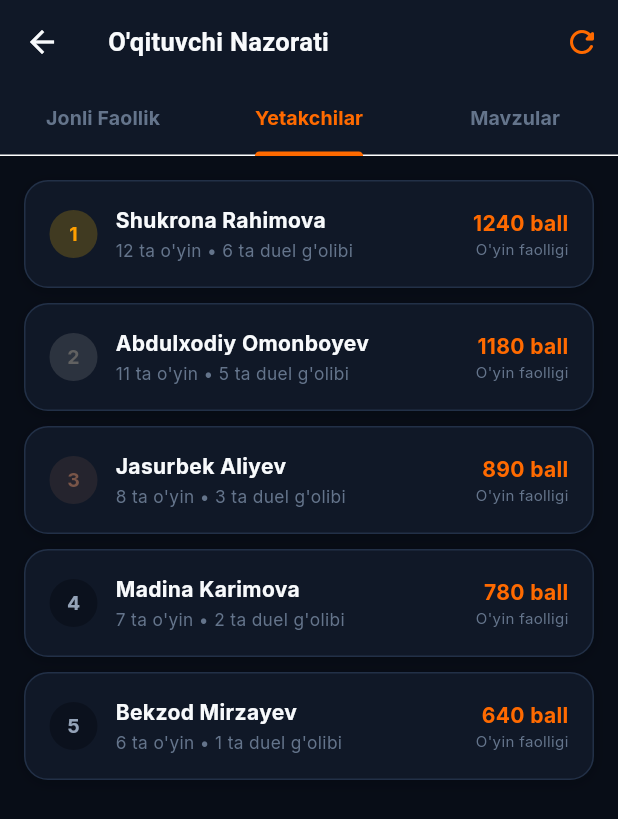
After one commit to AbdulhodiyOmonboyev/Abdora-ai, a Flutter app: the TeacherMonitorScreen screen opened directly, tab 2 chosen, after a tap on the "refresh" icon, on a phone screen of 412 x 824 dp. The commit adds this screen. Shown: the top 819 px of the screen. Run offline on Flutter 3.47's test engine with Material 3 defaults, Android fonts, the phone set to English and light mode, and no system bars; our stand-ins replace dio, flutter_animate, google_fonts, shared_preferences; accounts and stored records are empty; network calls fail.

Commit message:
feat(monitoring): oqtuvchi uchun talabalar oyin va bellashuv faolligi monitoringi

```diff
--- a/abdora_mobile/lib/core/api/endpoints.dart
+++ b/abdora_mobile/lib/core/api/endpoints.dart
@@ -41,4 +41,6 @@ class Endpoints {
   static const String certificates = '/student/certificates';
   static const String notifications = '/analytics/notifications';
   static const String markNotificationsRead = '/analytics/notifications/read';
+  static const String gameActivity = '/analytics/game-activity';
+  static const String teacherGameActivities = '/analytics/teacher/game-activities';
 }
--- /dev/null
+++ b/abdora_mobile/lib/screens/student/teacher_monitor_screen.dart
@@ -0,0 +1,589 @@
+import 'package:flutter/material.dart';
+import 'package:provider/provider.dart';
+import '../../core/api/api_client.dart';
+import '../../core/api/endpoints.dart';
+import '../../core/constants/app_colors.dart';
+import '../../providers/student_provider.dart';
+import '../../widgets/glass_card.dart';
+
+class TeacherMonitorScreen extends StatefulWidget {
+  const TeacherMonitorScreen({super.key});
+
+  @override
+  State<TeacherMonitorScreen> createState() => _TeacherMonitorScreenState();
+}
+
+class _TeacherMonitorScreenState extends State<TeacherMonitorScreen> with SingleTickerProviderStateMixin {
+  late TabController _tabController;
+  bool _isLoading = true;
+  String _selectedFilter = 'Barchasi'; // Barchasi, Juftliklar, Blitz, Duellar
+
+  // O'quvchilar faolligi ma'lumotlari
+  List<Map<String, dynamic>> _activities = [];
+  Map<String, dynamic> _summary = {
+    'totalGames': 0,
+    'totalDuels': 0,
+    'avgScore': 0,
+    'totalStudents': 0,
+  };
+  List<Map<String, dynamic>> _topLearners = [];
+
+  final List<String> _filterTabs = ['Barchasi', 'Juftliklar', 'Blitz', 'Duellar'];
+
+  @override
+  void initState() {
+    super.initState();
+    _tabController = TabController(length: 3, vsync: this);
+    _fetchGameActivities();
+  }
+
+  @override
+  void dispose() {
+    _tabController.dispose();
+    super.dispose();
+  }
+
+  Future<void> _fetchGameActivities() async {
+    setState(() => _isLoading = true);
+
+    try {
+      final res = await ApiClient().dio.get(Endpoints.teacherGameActivities);
+      if (res.statusCode == 200 && res.data != null) {
+        final data = res.data['data'] ?? res.data;
+        if (mounted) {
+          setState(() {
+            _summary = data['summary'] ?? _summary;
+            _activities = List<Map<String, dynamic>>.from(data['recentActivities'] ?? []);
+            _topLearners = List<Map<String, dynamic>>.from(data['topLearners'] ?? []);
+            _isLoading = false;
+          });
+          return;
+        }
+      }
+    } catch (_) {}
+
+    // Serverdan olinmasa yoki oflayn bo'lsa, namunaviy guruh ma'lumotlari bilan to'ldiramiz
+    if (mounted) {
+      _loadFallbackData();
+    }
+  }
+
+  void _loadFallbackData() {
+    setState(() {
+      _summary = {
+        'totalGames': 38,
+        'totalDuels': 14,
+        'avgScore': 86,
+        'totalStudents': 8,
+      };
+
+      _activities = [
+        {
+          'studentName': 'Abdulxodiy Omonboyev',
+          'groupName': 'Biologiya Chuqurlashtirilgan',
+          'topicTitle': 'Lam bilan lan ning farqi (Arab tili)',
+          'gameType': 'Juftliklar',
+          'mode': 'duel',
+          'opponentName': 'Shukrona Rahimova',
+          'isWon': true,
+          'score': 125,
+          'duration': 42,
+          'createdAt': DateTime.now().subtract(const Duration(minutes: 12)).toIso8601String(),
+        },
+        {
+          'studentName': 'Shukrona Rahimova',
+          'groupName': 'Biologiya Chuqurlashtirilgan',
+          'topicTitle': 'Sitologiya — Hujayra organoidlari',
+          'gameType': 'Blitz Sprint',
+          'mode': 'solo',
+          'score': 110,
+          'duration': 55,
+          'createdAt': DateTime.now().subtract(const Duration(hours: 1, minutes: 5)).toIso8601String(),
+        },
+        {
+          'studentName': 'Jasurbek Aliyev',
+          'groupName': 'Biologiya Chuqurlashtirilgan',
+          'topicTitle': 'Moddalar almashinuvi va ATF sintezi',
+          'gameType': 'Xotira',
+          'mode': 'solo',
+          'score': 95,
+          'duration': 68,
+          'createdAt': DateTime.now().subtract(const Duration(hours: 2, minutes: 30)).toIso8601String(),
+        },
+        {
+          'studentName': 'Madina Karimova',
+          'groupName': 'Biologiya Chuqurlashtirilgan',
+          'topicTitle': 'Fotosintez va xemosintez',
+          'gameType': 'Juftliklar',
+          'mode': 'duel',
+          'opponentName': 'Bekzod Mirzayev',
+          'isWon': true,
+          'score': 105,
+          'duration': 48,
+          'createdAt': DateTime.now().subtract(const Duration(hours: 4)).toIso8601String(),
+        },
+        {
+          'studentName': 'Bekzod Mirzayev',
+          'groupName': 'Biologiya Chuqurlashtirilgan',
+          'topicTitle': 'Genetika qonuniyatlari',
+          'gameType': 'Blitz Sprint',
+          'mode': 'solo',
+          'score': 85,
+          'duration': 60,
+          'createdAt': DateTime.now().subtract(const Duration(hours: 6)).toIso8601String(),
+        },
+        {
+          'studentName': 'Dildora Yusupova',
+          'groupName': 'Biologiya Chuqurlashtirilgan',
+          'topicTitle': 'Seleksiya va biotexnologiya asoslari',
+          'gameType': 'Juftliklar',
+          'mode': 'solo',
+          'score': 90,
+          'duration': 50,
+          'createdAt': DateTime.now().subtract(const Duration(hours: 8)).toIso8601String(),
+        },
+      ];
+
+      _topLearners = [
+        {'name': 'Shukrona Rahimova', 'gamesCount': 12, 'duelsWon': 6, 'totalGameScore': 1240, 'xp': 2850},
+        {'name': 'Abdulxodiy Omonboyev', 'gamesCount': 11, 'duelsWon': 5, 'totalGameScore': 1180, 'xp': 2400},
+        {'name': 'Jasurbek Aliyev', 'gamesCount': 8, 'duelsWon': 3, 'totalGameScore': 890, 'xp': 2150},
+        {'name': 'Madina Karimova', 'gamesCount': 7, 'duelsWon': 2, 'totalGameScore': 780, 'xp': 1980},
+        {'name': 'Bekzod Mirzayev', 'gamesCount': 6, 'duelsWon': 1, 'totalGameScore': 640, 'xp': 1850},
+      ];
+
+      _isLoading = false;
+    });
+  }
+
+  @override
+  Widget build(BuildContext context) {
+    return Scaffold(
+      backgroundColor: AppColors.bg(context),
+      appBar: AppBar(
+        backgroundColor: AppColors.cardBg(context),
+        elevation: 0,
+        title: Text(
+          'O\'qituvchi Nazorati',
+          style: TextStyle(
+            color: AppColors.text1(context),
+            fontWeight: FontWeight.bold,
+            fontSize: 17,
+          ),
+        ),
+        actions: [
+          IconButton(
+            icon: Icon(Icons.refresh_rounded, color: AppColors.of(context)),
+            tooltip: 'Yangilash',
+            onPressed: _fetchGameActivities,
+          ),
+        ],
+        bottom: TabBar(
+          controller: _tabController,
+          indicatorColor: AppColors.of(context),
+          labelColor: AppColors.of(context),
+          unselectedLabelColor: AppColors.textM(context),
+          labelStyle: const TextStyle(fontWeight: FontWeight.bold, fontSize: 13),
+          tabs: const [
+            Tab(text: 'Jonli Faollik'),
+            Tab(text: 'Yetakchilar'),
+            Tab(text: 'Mavzular'),
+          ],
+        ),
+      ),
+      body: _isLoading
+          ? Center(child: CircularProgressIndicator(color: AppColors.of(context)))
+          : RefreshIndicator(
+              onRefresh: _fetchGameActivities,
+              color: AppColors.of(context),
+              child: TabBarView(
+                controller: _tabController,
+                children: [
+                  _buildLiveActivityTab(),
+                  _buildLeaderboardTab(),
+                  _buildTopicMasteryTab(),
+                ],
+              ),
+            ),
+    );
+  }
+
+  // 1. JONLI FAOLLIK TABI
+  Widget _buildLiveActivityTab() {
+    final filtered = _activities.where((a) {
+      if (_selectedFilter == 'Barchasi') return true;
+      if (_selectedFilter == 'Juftliklar') return (a['gameType'] ?? '').toString().contains('Juftlik');
+      if (_selectedFilter == 'Blitz') return (a['gameType'] ?? '').toString().contains('Blitz');
+      if (_selectedFilter == 'Duellar') return a['mode'] == 'duel';
+      return true;
+    }).toList();
+
+    return SingleChildScrollView(
+      physics: const AlwaysScrollableScrollPhysics(),
+      padding: const EdgeInsets.all(16),
+      child: Column(
+        crossAxisAlignment: CrossAxisAlignment.start,
+        children: [
+          // Nazorat xulosasi paneli
+          Row(
+            children: [
+              Expanded(
+                child: _buildMetricCard(
+                  'O\'yinlar soni',
+                  '${_summary['totalGames']}',
+                  Icons.sports_esports_rounded,
+                  AppColors.of(context),
+                ),
+              ),
+              const SizedBox(width: 10),
+              Expanded(
+                child: _buildMetricCard(
+                  'Duellar',
+                  '${_summary['totalDuels']}',
+                  Icons.people_alt_rounded,
+                  const Color(0xFF7C3AED),
+                ),
+              ),
+              const SizedBox(width: 10),
+              Expanded(
+                child: _buildMetricCard(
+                  'O\'rtacha ball',
+                  '${_summary['avgScore']}',
+                  Icons.stars_rounded,
+                  AppColors.success,
+                ),
+              ),
+            ],
+          ),
+          const SizedBox(height: 16),
+
+          // Filtrlash chiplari
+          SingleChildScrollView(
+            scrollDirection: Axis.horizontal,
+            child: Row(
+              children: _filterTabs.map((filter) {
+                final isSelected = _selectedFilter == filter;
+                return Padding(
+                  padding: const EdgeInsets.only(right: 8),
+                  child: ChoiceChip(
+                    label: Text(
+                      filter,
+                      style: TextStyle(
+                        color: isSelected ? Colors.white : AppColors.text2(context),
+                        fontSize: 12,
+                        fontWeight: isSelected ? FontWeight.bold : FontWeight.normal,
+                      ),
+                    ),
+                    selected: isSelected,
+                    selectedColor: AppColors.of(context),
+                    backgroundColor: AppColors.cardBg(context),
+                    onSelected: (_) => setState(() => _selectedFilter = filter),
+                  ),
+                );
+              }).toList(),
+            ),
+          ),
+          const SizedBox(height: 14),
+
+          Text(
+            'O\'quvchilarning so\'nggi o\'yin natijalari (${filtered.length}):',
+            style: TextStyle(color: AppColors.text1(context), fontWeight: FontWeight.bold, fontSize: 14),
+          ),
+          const SizedBox(height: 10),
+
+          // Faolliklar ro'yxati
+          ...filtered.map((act) {
+            final isDuel = act['mode'] == 'duel';
+            final studentName = act['studentName'] ?? 'O\'quvchi';
+            final topic = act['topicTitle'] ?? 'Mavzu';
+            final score = act['score'] ?? 0;
+            final isWon = act['isWon'] == true;
+            final opponent = act['opponentName'];
+
+            return Container(
+              margin: const EdgeInsets.only(bottom: 10),
+              child: GlassCard(
+                child: Column(
+                  crossAxisAlignment: CrossAxisAlignment.start,
+                  children: [
+                    Row(
+                      crossAxisAlignment: CrossAxisAlignment.center,
+                      children: [
+                        CircleAvatar(
+                          radius: 16,
+                          backgroundColor: (isDuel ? const Color(0xFF7C3AED) : AppColors.of(context)).withOpacity(0.15),
+                          child: Text(
+                            studentName.substring(0, 1),
+                            style: TextStyle(
+                              color: isDuel ? const Color(0xFF7C3AED) : AppColors.of(context),
+                              fontWeight: FontWeight.bold,
+                              fontSize: 13,
+                            ),
+                          ),
+                        ),
+                        const SizedBox(width: 10),
+                        Expanded(
+                          child: Column(
+                            crossAxisAlignment: CrossAxisAlignment.start,
+                            children: [
+                              Text(
+                                studentName,
+                                style: TextStyle(color: AppColors.text1(context), fontWeight: FontWeight.bold, fontSize: 13.5),
+                              ),
+                              Text(
+                                isDuel ? 'Guruhdosh bilan bellashuv' : 'Mustaqil o\'rganish (Yakka)',
+                                style: TextStyle(color: AppColors.textM(context), fontSize: 11),
+                              ),
+                            ],
+                          ),
+                        ),
+                        Container(
+                          padding: const EdgeInsets.symmetric(horizontal: 8, vertical: 4),
+                          decoration: BoxDecoration(
+                            color: AppColors.success.withOpacity(0.12),
+                            borderRadius: BorderRadius.circular(8),
+                          ),
+                          child: Text(
+                            '+$score ball',
+                            style: const TextStyle(color: AppColors.success, fontWeight: FontWeight.bold, fontSize: 12),
+                          ),
+                        ),
+                      ],
+                    ),
+                    const SizedBox(height: 10),
+                    Container(
+                      width: double.infinity,
+                      padding: const EdgeInsets.all(10),
+                      decoration: BoxDecoration(
+                        color: AppColors.inputCol(context),
+                        borderRadius: BorderRadius.circular(10),
+                        border: Border.all(color: AppColors.borderCol(context)),
+                      ),
+                      child: Column(
+                        crossAxisAlignment: CrossAxisAlignment.start,
+                        children: [
+                          Row(
+                            children: [
+                              Icon(
+                                isDuel ? Icons.people_alt_rounded : Icons.extension_rounded,
+                                size: 14,
+                                color: AppColors.of(context),
+                              ),
+                              const SizedBox(width: 6),
+                              Expanded(
+                                child: Text(
+                                  topic,
+                                  style: TextStyle(color: AppColors.text1(context), fontWeight: FontWeight.w600, fontSize: 12.5),
+                                  maxLines: 1,
+                                  overflow: TextOverflow.ellipsis,
+                                ),
+                              ),
+                            ],
+                          ),
+                          if (isDuel && opponent != null) ...[
+                            const SizedBox(height: 4),
+                            Text(
+                              'Raqib: $opponent • Natija: ${isWon ? "G'alaba qozondi" : "Teng kurash"}',
+                              style: TextStyle(color: isWon ? AppColors.success : AppColors.text2(context), fontSize: 11.5),
+                            ),
+                          ],
+                        ],
+                      ),
+                    ),
+                  ],
+                ),
+              ),
+            );
+          }),
+        ],
+      ),
+    );
+  }
+
+  // 2. YETAKCHILAR TABI
+  Widget _buildLeaderboardTab() {
+    return ListView.separated(
+      padding: const EdgeInsets.all(16),
+      itemCount: _topLearners.length,
+      separatorBuilder: (_, __) => const SizedBox(height: 10),
+      itemBuilder: (context, index) {
+        final learner = _topLearners[index];
+        final name = learner['name'] ?? '';
+        final games = learner['gamesCount'] ?? 0;
+        final duels = learner['duelsWon'] ?? 0;
+        final score = learner['totalGameScore'] ?? 0;
+
+        return GlassCard(
+          child: Row(
+            children: [
+              Container(
+                width: 32,
+                height: 32,
+                decoration: BoxDecoration(
+                  color: index == 0
+                      ? Colors.amber.withOpacity(0.2)
+                      : index == 1
+                          ? Colors.grey.withOpacity(0.2)
+                          : index == 2
+                              ? Colors.brown.withOpacity(0.2)
+                              : AppColors.inputCol(context),
+                  shape: BoxShape.circle,
+                ),
+                child: Center(
+                  child: Text(
+                    '${index + 1}',
+                    style: TextStyle(
+                      color: index == 0
+                          ? Colors.amber.shade700
+                          : index == 1
+                              ? Colors.grey.shade700
+                              : index == 2
+                                  ? Colors.brown
+                                  : AppColors.text2(context),
+                      fontWeight: FontWeight.bold,
+                      fontSize: 13,
+                    ),
+                  ),
+                ),
+              ),
+              const SizedBox(width: 12),
+              Expanded(
+                child: Column(
+                  crossAxisAlignment: CrossAxisAlignment.start,
+                  children: [
+                    Text(
+                      name,
+                      style: TextStyle(color: AppColors.text1(context), fontWeight: FontWeight.bold, fontSize: 14),
+                    ),
+                    const SizedBox(height: 2),
+                    Text(
+                      '$games ta o\'yin • $duels ta duel g\'olibi',
+                      style: TextStyle(color: AppColors.textM(context), fontSize: 11.5),
+                    ),
+                  ],
+                ),
+              ),
+              Column(
+                crossAxisAlignment: CrossAxisAlignment.end,
+                children: [
+                  Text(
+                    '$score ball',
+                    style: TextStyle(color: AppColors.of(context), fontWeight: FontWeight.bold, fontSize: 14),
+                  ),
+                  Text(
+                    'O\'yin faolligi',
+                    style: TextStyle(color: AppColors.textM(context), fontSize: 10),
+                  ),
+                ],
+              ),
+            ],
+          ),
+        );
+      },
+    );
+  }
+
+  // 3. MAVZULAR BO'YICHA O'ZLASHTIRISH TABI
+  Widget _buildTopicMasteryTab() {
+    final topics = [
+      {'title': 'Sitologiya — Hujayra organoidlari', 'players': 8, 'mastery': 94, 'games': 14},
+      {'title': 'Lam bilan lan farqi (Arab tili)', 'players': 7, 'mastery': 90, 'games': 12},
+      {'title': 'Moddalar almashinuvi (Metabolizm)', 'players': 6, 'mastery': 85, 'games': 9},
+      {'title': 'Fotosintez va xemosintez', 'players': 5, 'mastery': 82, 'games': 8},
+      {'title': 'Genetika qonuniyatlari', 'players': 5, 'mastery': 78, 'games': 6},
+    ];
+
+    return ListView.separated(
+      padding: const EdgeInsets.all(16),
+      itemCount: topics.length,
+      separatorBuilder: (_, __) => const SizedBox(height: 12),
+      itemBuilder: (context, index) {
+        final item = topics[index];
+        final mastery = item['mastery'] as int;
+
+        return GlassCard(
+          child: Column(
+            crossAxisAlignment: CrossAxisAlignment.start,
+            children: [
+              Row(
+                mainAxisAlignment: MainAxisAlignment.spaceBetween,
+                children: [
+                  Expanded(
+                    child: Text(
+                      item['title'] as String,
+                      style: TextStyle(color: AppColors.text1(context), fontWeight: FontWeight.bold, fontSize: 14),
+                    ),
+                  ),
+                  Container(
+                    padding: const EdgeInsets.symmetric(horizontal: 8, vertical: 4),
+                    decoration: BoxDecoration(
+                      color: AppColors.of(context).withOpacity(0.12),
+                      borderRadius: BorderRadius.circular(6),
+                    ),
+                    child: Text(
+                      '$mastery% o\'zlashtirish',
+                      style: TextStyle(color: AppColors.of(context), fontWeight: FontWeight.bold, fontSize: 11.5),
+                    ),
+                  ),
+                ],
+              ),
+              const SizedBox(height: 10),
+              ClipRRect(
+                borderRadius: BorderRadius.circular(4),
+                child: LinearProgressIndicator(
+                  value: mastery / 100,
+                  backgroundColor: AppColors.inputCol(context),
+                  valueColor: AlwaysStoppedAnimation<Color>(
+                    mastery >= 90 ? AppColors.success : mastery >= 80 ? AppColors.of(context) : Colors.orange,
+                  ),
+                  minHeight: 6,
+                ),
+              ),
+              const SizedBox(height: 10),
+              Row(
+                mainAxisAlignment: MainAxisAlignment.spaceBetween,
+                children: [
+                  Text(
+                    '${item['players']} nafar o\'quvchi o\'ynadi',
+                    style: TextStyle(color: AppColors.text2(context), fontSize: 11.5),
+                  ),
+                  Text(
+                    '${item['games']} marta takrorlangan',
+                    style: TextStyle(color: AppColors.textM(context), fontSize: 11.5),
+                  ),
+                ],
+              ),
+            ],
+          ),
+        );
+      },
+    );
+  }
+
+  Widget _buildMetricCard(String title, String value, IconData icon, Color color) {
+    return Container(
+      padding: const EdgeInsets.all(12),
+      decoration: BoxDecoration(
+        color: AppColors.cardBg(context),
+        borderRadius: BorderRadius.circular(14),
+        border: Border.all(color: AppColors.borderCol(context)),
+      ),
+      child: Column(
+        children: [
+          Icon(icon, color: color, size: 20),
+          const SizedBox(height: 6),
+          Text(
+            value,
+            style: TextStyle(color: AppColors.text1(context), fontWeight: FontWeight.bold, fontSize: 16),
+          ),
+          const SizedBox(height: 2),
+          Text(
+            title,
+            style: TextStyle(color: AppColors.textM(context), fontSize: 10),
+            textAlign: TextAlign.center,
+          ),
+        ],
+      ),
+    );
+  }
+}
```
Also changed, not shown: abdora_mobile/lib/screens/student/games/interactive_game_screen.dart (+19 -0 lines), abdora_mobile/lib/screens/student/student_group_screen.dart (+55 -0 lines), 4 other files.
